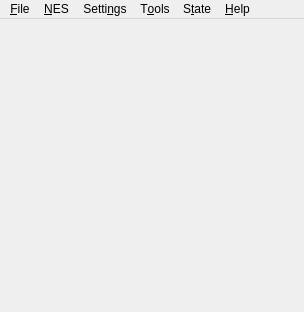
First picture: the form in src/gui/designer/application.ui, repository punesemu/puNES, before the edit.
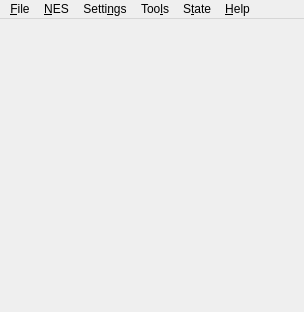
Second picture: the form after the edit. Icons and pictures are not drawn.

The edit to the form file:
```diff
--- a/src/gui/designer/application.ui
+++ b/src/gui/designer/application.ui
@@ -542,7 +542,7 @@
    </widget>
    <widget class="QMenu" name="menu_Tools">
     <property name="title">
-     <string>T&amp;ools</string>
+     <string>Too&amp;ls</string>
     </property>
     <addaction name="action_Vs_System"/>
     <addaction name="action_APU_channels"/>
```
